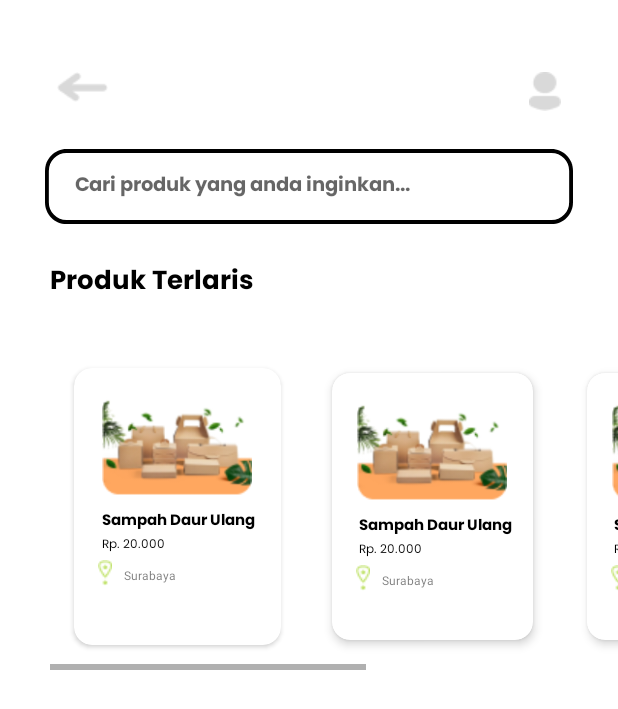
After one commit to ReCyclo-Bangkit-2023/ReCyclo-android, an Android app: the LonglistActivity screen opened directly, with no data from a screen before it, on a phone screen of 412 x 824 dp. The commit adds this screen. Shown: the top 709 px of the screen. Run offline under Robolectric (Android 15) with nearby library versions, the light colour scheme and no system bars.

Commit message:
add longlist page

```diff
--- a/app/src/main/AndroidManifest.xml
+++ b/app/src/main/AndroidManifest.xml
@@ -16,6 +16,9 @@
         android:supportsRtl="true"
         android:theme="@style/Theme.ReCyclo"
         tools:targetApi="31">
+        <activity
+            android:name=".ui.longlist.LonglistActivity"
+            android:exported="false" />
         <activity
             android:name=".ui.home.HomeActivity"
             android:exported="false" />
--- /dev/null
+++ b/app/src/main/java/com/zeroone/recyclo/ui/longlist/LonglistActivity.kt
@@ -0,0 +1,14 @@
+package com.zeroone.recyclo.ui.longlist
+
+import androidx.appcompat.app.AppCompatActivity
+import android.os.Bundle
+import com.zeroone.recyclo.R
+
+class LonglistActivity : AppCompatActivity() {
+    override fun onCreate(savedInstanceState: Bundle?) {
+        super.onCreate(savedInstanceState)
+        setContentView(R.layout.activity_longlist)
+        supportActionBar?.hide()
+
+    }
+}
--- /dev/null
+++ b/app/src/main/res/drawable/search_longlist.xml
@@ -0,0 +1,24 @@
+<?xml version="1.0" encoding="utf-8"?>
+<vector
+    xmlns:android="http://schemas.android.com/apk/res/android"
+    xmlns:aapt="http://schemas.android.com/aapt"
+    android:width="344dp"
+    android:height="48dp"
+    android:viewportWidth="344"
+    android:viewportHeight="48"
+    >
+    <group>
+        <clip-path
+            android:pathData="M14 0H330C337.732 0 344 6.26801 344 14V34C344 41.732 337.732 48 330 48H14C6.26801 48 0 41.732 0 34V14C0 6.26801 6.26801 0 14 0Z"
+            />
+        <path
+            android:pathData="M0 0V48H344V0"
+            android:fillColor="#FFFFFF"
+            />
+        <path
+            android:pathData="M14 0H330C337.732 0 344 6.26801 344 14V34C344 41.732 337.732 48 330 48H14C6.26801 48 0 41.732 0 34V14C0 6.26801 6.26801 0 14 0Z"
+            android:strokeWidth="5"
+            android:strokeColor="#000000"
+            />
+    </group>
+</vector>
--- /dev/null
+++ b/app/src/main/res/layout/activity_longlist.xml
@@ -0,0 +1,413 @@
+<?xml version="1.0" encoding="utf-8"?>
+<androidx.constraintlayout.widget.ConstraintLayout xmlns:android="http://schemas.android.com/apk/res/android"
+    xmlns:app="http://schemas.android.com/apk/res-auto"
+    xmlns:tools="http://schemas.android.com/tools"
+    android:layout_width="match_parent"
+    android:layout_height="match_parent"
+    tools:context=".ui.longlist.LonglistActivity"
+    >
+
+
+    <include
+        android:id="@+id/include"
+        layout="@layout/custom_appbar"
+        android:layout_width="match_parent"
+        android:layout_height="wrap_content"
+        app:layout_constraintEnd_toEndOf="parent"
+        app:layout_constraintStart_toStartOf="parent"
+        app:layout_constraintTop_toTopOf="parent" />
+
+    <EditText
+        android:inputType="text"
+        android:id="@+id/search_longlist"
+        android:layout_width="match_parent"
+        android:layout_height="50dp"
+        android:layout_marginHorizontal="30dp"
+        android:layout_marginVertical="25dp"
+        android:layout_marginTop="16dp"
+        android:background="@drawable/search_longlist"
+        android:fontFamily="@font/poppins_bold"
+        android:hint="@string/hint_Search"
+        android:paddingHorizontal="20dp"
+        android:paddingVertical="10dp"
+        android:textSize="12sp"
+        android:autofillHints="search"
+        app:layout_constraintTop_toBottomOf="@+id/include"
+        tools:layout_editor_absoluteX="30dp" />
+
+    <TextView
+        android:id="@+id/textView6"
+        android:layout_width="wrap_content"
+        android:layout_height="wrap_content"
+        android:layout_marginStart="33dp"
+        android:layout_marginTop="24dp"
+        android:fontFamily="@font/poppins_bold"
+        android:text="@string/produk_terlaris"
+        android:textColor="@color/black"
+        android:textSize="17sp"
+        app:layout_constraintStart_toStartOf="parent"
+        app:layout_constraintTop_toBottomOf="@+id/search_longlist" />
+
+    <HorizontalScrollView
+        android:layout_width="match_parent"
+        android:layout_height="wrap_content"
+        android:layout_marginStart="33dp"
+        android:layout_marginTop="25dp"
+        app:layout_constraintEnd_toEndOf="parent"
+        app:layout_constraintStart_toStartOf="parent"
+        app:layout_constraintTop_toBottomOf="@+id/textView6">
+
+        <LinearLayout
+            android:layout_width="wrap_content"
+            android:layout_height="match_parent"
+            android:orientation="horizontal">
+
+            <androidx.cardview.widget.CardView
+                android:id="@+id/best_selling_product1"
+                android:layout_width="150dp"
+                android:layout_height="198dp"
+                android:layout_margin="10dp"
+                android:thicknessRatio="1.9"
+                app:cardCornerRadius="12dp"
+                app:cardElevation="2dp"
+                app:cardPreventCornerOverlap="true"
+                app:cardUseCompatPadding="true">
+
+
+                <androidx.constraintlayout.widget.ConstraintLayout
+                    android:layout_width="match_parent"
+                    android:layout_height="match_parent">
+
+                    <TextView
+                        android:id="@+id/title_product1"
+                        android:layout_width="wrap_content"
+                        android:layout_height="wrap_content"
+                        android:layout_marginStart="13dp"
+                        android:layout_marginTop="8dp"
+                        android:fontFamily="@font/poppins_bold"
+                        android:text="@string/title_product"
+                        android:textAlignment="center"
+                        android:textColor="@color/black"
+                        android:textSize="10sp"
+                        app:layout_constraintEnd_toEndOf="parent"
+                        app:layout_constraintHorizontal_bias="0.242"
+                        app:layout_constraintStart_toStartOf="parent"
+                        app:layout_constraintTop_toBottomOf="@+id/hero_product1" />
+
+                    <ImageView
+                        android:id="@+id/hero_product1"
+                        android:layout_width="100dp"
+                        android:layout_height="69dp"
+                        android:layout_marginStart="16dp"
+                        android:layout_marginTop="16dp"
+                        android:layout_marginEnd="16dp"
+                        app:layout_constraintEnd_toEndOf="parent"
+                        app:layout_constraintHorizontal_bias="0.485"
+                        app:layout_constraintStart_toStartOf="parent"
+                        app:layout_constraintTop_toTopOf="parent"
+                        app:srcCompat="@drawable/dummy" />
+
+                    <TextView
+                        android:id="@+id/price_product1"
+                        android:layout_width="wrap_content"
+                        android:layout_height="wrap_content"
+                        android:layout_marginStart="13dp"
+                        android:layout_marginBottom="3dp"
+                        android:fontFamily="@font/poppins_regular"
+                        android:text="Rp. 20.000"
+                        android:textColor="@color/black"
+                        android:textSize="8sp"
+                        app:layout_constraintBottom_toTopOf="@+id/ico_location1"
+                        app:layout_constraintEnd_toEndOf="parent"
+                        app:layout_constraintHorizontal_bias="0.061"
+                        app:layout_constraintStart_toStartOf="parent"
+                        app:layout_constraintTop_toBottomOf="@+id/title_product1" />
+
+                    <ImageView
+                        android:id="@+id/ico_location1"
+                        android:layout_width="wrap_content"
+                        android:layout_height="wrap_content"
+                        android:layout_marginStart="16dp"
+                        android:layout_marginTop="3dp"
+                        app:layout_constraintEnd_toEndOf="parent"
+                        app:layout_constraintHorizontal_bias="0.0"
+                        app:layout_constraintStart_toStartOf="parent"
+                        app:layout_constraintTop_toBottomOf="@+id/price_product1"
+                        app:srcCompat="@drawable/location_ico" />
+
+                    <TextView
+                        android:id="@+id/location_product1"
+                        android:layout_width="wrap_content"
+                        android:layout_height="wrap_content"
+                        android:layout_marginStart="8dp"
+                        android:layout_marginTop="8dp"
+                        android:text="Surabaya"
+                        android:textSize="8sp"
+                        app:layout_constraintStart_toEndOf="@+id/ico_location1"
+                        app:layout_constraintTop_toBottomOf="@+id/price_product1" />
+                </androidx.constraintlayout.widget.ConstraintLayout>
+
+            </androidx.cardview.widget.CardView>
+            <androidx.cardview.widget.CardView
+                android:id="@+id/best_selling_product2"
+                android:layout_width="150dp"
+                android:layout_height="198dp"
+                android:layout_margin="10dp"
+                android:thicknessRatio="1.9"
+                app:cardCornerRadius="12dp"
+                app:cardElevation="4dp"
+                app:cardPreventCornerOverlap="true"
+                app:cardUseCompatPadding="true">
+
+
+                <androidx.constraintlayout.widget.ConstraintLayout
+                    android:layout_width="match_parent"
+                    android:layout_height="match_parent">
+
+                    <TextView
+                        android:id="@+id/title_product2"
+                        android:layout_width="wrap_content"
+                        android:layout_height="wrap_content"
+                        android:layout_marginStart="13dp"
+                        android:layout_marginTop="8dp"
+                        android:fontFamily="@font/poppins_bold"
+                        android:text="Sampah Daur Ulang"
+                        android:textAlignment="center"
+                        android:textColor="@color/black"
+                        android:textSize="10sp"
+                        app:layout_constraintEnd_toEndOf="parent"
+                        app:layout_constraintHorizontal_bias="0.242"
+                        app:layout_constraintStart_toStartOf="parent"
+                        app:layout_constraintTop_toBottomOf="@+id/hero_product2" />
+
+                    <ImageView
+                        android:id="@+id/hero_product2"
+                        android:layout_width="100dp"
+                        android:layout_height="69dp"
+                        android:layout_marginStart="16dp"
+                        android:layout_marginTop="16dp"
+                        android:layout_marginEnd="16dp"
+                        app:layout_constraintEnd_toEndOf="parent"
+                        app:layout_constraintHorizontal_bias="0.485"
+                        app:layout_constraintStart_toStartOf="parent"
+                        app:layout_constraintTop_toTopOf="parent"
+                        app:srcCompat="@drawable/dummy" />
+
+                    <TextView
+                        android:id="@+id/price_product2"
+                        android:layout_width="wrap_content"
+                        android:layout_height="wrap_content"
+                        android:layout_marginStart="13dp"
+                        android:layout_marginBottom="3dp"
+                        android:fontFamily="@font/poppins_regular"
+                        android:text="Rp. 20.000"
+                        android:textColor="@color/black"
+                        android:textSize="8sp"
+                        app:layout_constraintBottom_toTopOf="@+id/ico_location2"
+                        app:layout_constraintEnd_toEndOf="parent"
+                        app:layout_constraintHorizontal_bias="0.061"
+                        app:layout_constraintStart_toStartOf="parent"
+                        app:layout_constraintTop_toBottomOf="@+id/title_product2" />
+
+                    <ImageView
+                        android:id="@+id/ico_location2"
+                        android:layout_width="wrap_content"
+                        android:layout_height="wrap_content"
+                        android:layout_marginStart="16dp"
+                        android:layout_marginTop="3dp"
+                        app:layout_constraintEnd_toEndOf="parent"
+                        app:layout_constraintHorizontal_bias="0.0"
+                        app:layout_constraintStart_toStartOf="parent"
+                        app:layout_constraintTop_toBottomOf="@+id/price_product2"
+                        app:srcCompat="@drawable/location_ico" />
+
+                    <TextView
+                        android:id="@+id/location_product2"
+                        android:layout_width="wrap_content"
+                        android:layout_height="wrap_content"
+                        android:layout_marginStart="8dp"
+                        android:layout_marginTop="8dp"
+                        android:text="Surabaya"
+                        android:textSize="8sp"
+                        app:layout_constraintStart_toEndOf="@+id/ico_location2"
+                        app:layout_constraintTop_toBottomOf="@+id/price_product2" />
+                </androidx.constraintlayout.widget.ConstraintLayout>
+
+            </androidx.cardview.widget.CardView>
+            <androidx.cardview.widget.CardView
+                android:id="@+id/best_selling_product3"
+                android:layout_width="150dp"
+                android:layout_height="198dp"
+                android:layout_margin="10dp"
+                android:thicknessRatio="1.9"
+                app:cardCornerRadius="12dp"
+                app:cardElevation="4dp"
+                app:cardPreventCornerOverlap="true"
+                app:cardUseCompatPadding="true">
+
+
+                <androidx.constraintlayout.widget.ConstraintLayout
+                    android:layout_width="match_parent"
+                    android:layout_height="match_parent">
+
+                    <TextView
+                        android:id="@+id/title_product3"
+                        android:layout_width="wrap_content"
+                        android:layout_height="wrap_content"
+                        android:layout_marginStart="13dp"
+                        android:layout_marginTop="8dp"
+                        android:fontFamily="@font/poppins_bold"
+                        android:text="Sampah Daur Ulang"
+                        android:textAlignment="center"
+                        android:textColor="@color/black"
+                        android:textSize="10sp"
+                        app:layout_constraintEnd_toEndOf="parent"
+                        app:layout_constraintHorizontal_bias="0.242"
+                        app:layout_constraintStart_toStartOf="parent"
+                        app:layout_constraintTop_toBottomOf="@+id/hero_product3" />
+
+                    <ImageView
+                        android:id="@+id/hero_product3"
+                        android:layout_width="100dp"
+                        android:layout_height="69dp"
+                        android:layout_marginStart="16dp"
+                        android:layout_marginTop="16dp"
+                        android:layout_marginEnd="16dp"
+                        app:layout_constraintEnd_toEndOf="parent"
+                        app:layout_constraintHorizontal_bias="0.485"
+                        app:layout_constraintStart_toStartOf="parent"
+                        app:layout_constraintTop_toTopOf="parent"
+                        app:srcCompat="@drawable/dummy" />
+
+                    <TextView
+                        android:id="@+id/price_product3"
+                        android:layout_width="wrap_content"
+                        android:layout_height="wrap_content"
+                        android:layout_marginStart="13dp"
+                        android:layout_marginBottom="3dp"
+                        android:fontFamily="@font/poppins_regular"
+                        android:text="Rp. 20.000"
+                        android:textColor="@color/black"
+                        android:textSize="8sp"
+                        app:layout_constraintBottom_toTopOf="@+id/ico_location3"
+                        app:layout_constraintEnd_toEndOf="parent"
+                        app:layout_constraintHorizontal_bias="0.061"
+                        app:layout_constraintStart_toStartOf="parent"
+                        app:layout_constraintTop_toBottomOf="@+id/title_product3" />
+
+                    <ImageView
+                        android:id="@+id/ico_location3"
+                        android:layout_width="wrap_content"
+                        android:layout_height="wrap_content"
+                        android:layout_marginStart="16dp"
+                        android:layout_marginTop="3dp"
+                        app:layout_constraintEnd_toEndOf="parent"
+                        app:layout_constraintHorizontal_bias="0.0"
+                        app:layout_constraintStart_toStartOf="parent"
+                        app:layout_constraintTop_toBottomOf="@+id/price_product3"
+                        app:srcCompat="@drawable/location_ico" />
+
+                    <TextView
+                        android:id="@+id/location_product3"
+                        android:layout_width="wrap_content"
+                        android:layout_height="wrap_content"
+                        android:layout_marginStart="8dp"
+                        android:layout_marginTop="8dp"
+                        android:text="Surabaya"
+                        android:textSize="8sp"
+                        app:layout_constraintStart_toEndOf="@+id/ico_location3"
+                        app:layout_constraintTop_toBottomOf="@+id/price_product3" />
+                </androidx.constraintlayout.widget.ConstraintLayout>
+
+            </androidx.cardview.widget.CardView>
+            <androidx.cardview.widget.CardView
+                android:id="@+id/best_selling_product4"
+                android:layout_width="150dp"
+                android:layout_height="198dp"
+                android:layout_margin="10dp"
+                android:thicknessRatio="1.9"
+                app:cardCornerRadius="12dp"
+                app:cardElevation="4dp"
+                app:cardPreventCornerOverlap="true"
+                app:cardUseCompatPadding="true">
+
+
+                <androidx.constraintlayout.widget.ConstraintLayout
+                    android:layout_width="match_parent"
+                    android:layout_height="match_parent">
+
+                    <TextView
+                        android:id="@+id/title_product4"
+                        android:layout_width="wrap_content"
+                        android:layout_height="wrap_content"
+                        android:layout_marginStart="13dp"
+                        android:layout_marginTop="8dp"
+                        android:fontFamily="@font/poppins_bold"
+                        android:text="Sampah Daur Ulang"
+                        android:textAlignment="center"
+                        android:textColor="@color/black"
+                        android:textSize="10sp"
+                        app:layout_constraintEnd_toEndOf="parent"
+                        app:layout_constraintHorizontal_bias="0.242"
+                        app:layout_constraintStart_toStartOf="parent"
+                        app:layout_constraintTop_toBottomOf="@+id/hero_product4" />
+
+                    <ImageView
+                        android:id="@+id/hero_product4"
+                        android:layout_width="100dp"
+                        android:layout_height="69dp"
+                        android:layout_marginStart="16dp"
+                        android:layout_marginTop="16dp"
+                        android:layout_marginEnd="16dp"
+                        app:layout_constraintEnd_toEndOf="parent"
+                        app:layout_constraintHorizontal_bias="0.485"
+                        app:layout_constraintStart_toStartOf="parent"
+                        app:layout_constraintTop_toTopOf="parent"
+                        app:srcCompat="@drawable/dummy" />
+
+                    <TextView
+                        android:id="@+id/price_product4"
+                        android:layout_width="wrap_content"
+                        android:layout_height="wrap_content"
+                        android:layout_marginStart="13dp"
+                        android:layout_marginBottom="3dp"
+                        android:fontFamily="@font/poppins_regular"
+                        android:text="Rp. 20.000"
+                        android:textColor="@color/black"
+                        android:textSize="8sp"
+                        app:layout_constraintBottom_toTopOf="@+id/ico_location4"
+                        app:layout_constraintEnd_toEndOf="parent"
+                        app:layout_constraintHorizontal_bias="0.061"
+                        app:layout_constraintStart_toStartOf="parent"
+                        app:layout_constraintTop_toBottomOf="@+id/title_product4" />
+
+                    <ImageView
+                        android:id="@+id/ico_location4"
+                        android:layout_width="wrap_content"
+                        android:layout_height="wrap_content"
+                        android:layout_marginStart="16dp"
+                        android:layout_marginTop="3dp"
+                        app:layout_constraintEnd_toEndOf="parent"
+                        app:layout_constraintHorizontal_bias="0.0"
+                        app:layout_constraintStart_toStartOf="parent"
+                        app:layout_constraintTop_toBottomOf="@+id/price_product4"
+                        app:srcCompat="@drawable/location_ico" />
+
+                    <TextView
+                        android:id="@+id/location_product4"
+                        android:layout_width="wrap_content"
+                        android:layout_height="wrap_content"
+                        android:layout_marginStart="8dp"
+                        android:layout_marginTop="8dp"
+                        android:text="Surabaya"
+                        android:textSize="8sp"
+                        app:layout_constraintStart_toEndOf="@+id/ico_location4"
+                        app:layout_constraintTop_toBottomOf="@+id/price_product4" />
+                </androidx.constraintlayout.widget.ConstraintLayout>
+
+            </androidx.cardview.widget.CardView>
+        </LinearLayout>
+
+    </HorizontalScrollView>
+
+</androidx.constraintlayout.widget.ConstraintLayout>
--- /dev/null
+++ b/app/src/main/res/layout/custom_appbar.xml
@@ -0,0 +1,29 @@
+<?xml version="1.0" encoding="utf-8"?>
+<androidx.constraintlayout.widget.ConstraintLayout xmlns:android="http://schemas.android.com/apk/res/android"
+    xmlns:app="http://schemas.android.com/apk/res-auto"
+    xmlns:tools="http://schemas.android.com/tools"
+    android:layout_width="match_parent"
+    android:layout_height="wrap_content">
+
+
+    <ImageView
+        android:id="@+id/imageView4"
+        android:layout_width="wrap_content"
+        android:layout_height="wrap_content"
+        android:layout_marginStart="38dp"
+        android:layout_marginTop="48dp"
+        app:layout_constraintStart_toStartOf="parent"
+        app:layout_constraintTop_toTopOf="parent"
+        app:srcCompat="@drawable/arrow_back" />
+
+    <ImageView
+        android:id="@+id/imageView5"
+        android:layout_width="wrap_content"
+        android:layout_height="wrap_content"
+        android:layout_marginTop="48dp"
+        android:layout_marginEnd="38dp"
+        app:layout_constraintEnd_toEndOf="parent"
+        app:layout_constraintTop_toTopOf="parent"
+        app:srcCompat="@drawable/profil" />
+
+</androidx.constraintlayout.widget.ConstraintLayout>
--- a/app/src/main/res/values/strings.xml
+++ b/app/src/main/res/values/strings.xml
@@ -24,5 +24,8 @@
     <string name="city_hint">select your city</string>
     <string name="sign_up">Sign up</string>
     <string name="password_hint">Enter your password</string>
+    <string name="hint_Search"><font size="13">Cari produk yang anda inginkan...</font></string>
+    <string name="produk_terlaris">Produk Terlaris</string>
+    <string name="title_product">Sampah Daur Ulang</string>
 
 </resources>
```
Also changed, not shown: app/src/main/java/com/zeroone/recyclo/ui/home/HomeActivity.kt (+14 -1 lines), app/src/main/res/drawable/bottom_nav.xml (+10 -23 lines), app/src/main/res/layout/activity_home.xml (+9 -43 lines), app/src/main/res/layout/custom_bottom_nav.xml (added, +34 -0 lines), app/src/main/res/layout/goods_item.xml (added, +92 -0 lines), app/src/main/res/drawable/arrow_back.png (added), app/src/main/res/drawable/dummy.png (added), app/src/main/res/drawable/location_ico.png (added), app/src/main/res/drawable/profil.png (added).
